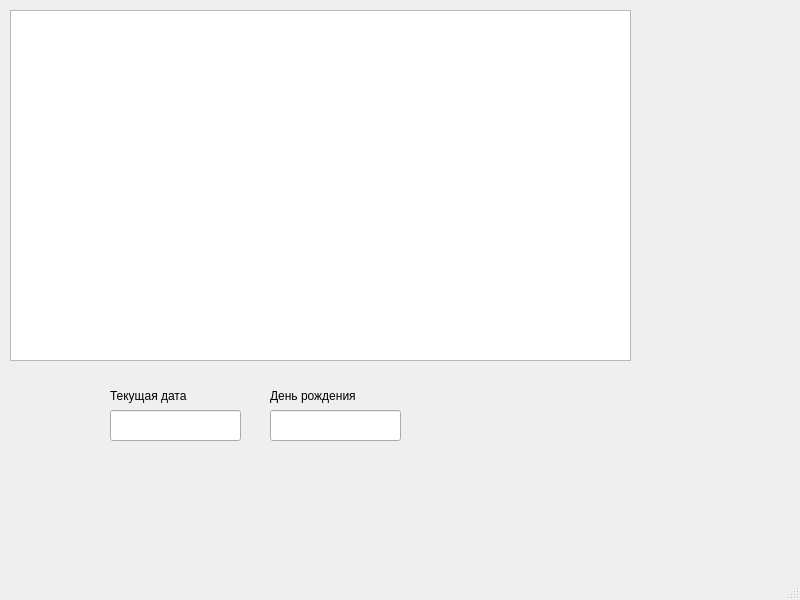
EGIRD/Task_1_LR_2, file mainwindow.ui: the form before one commit.
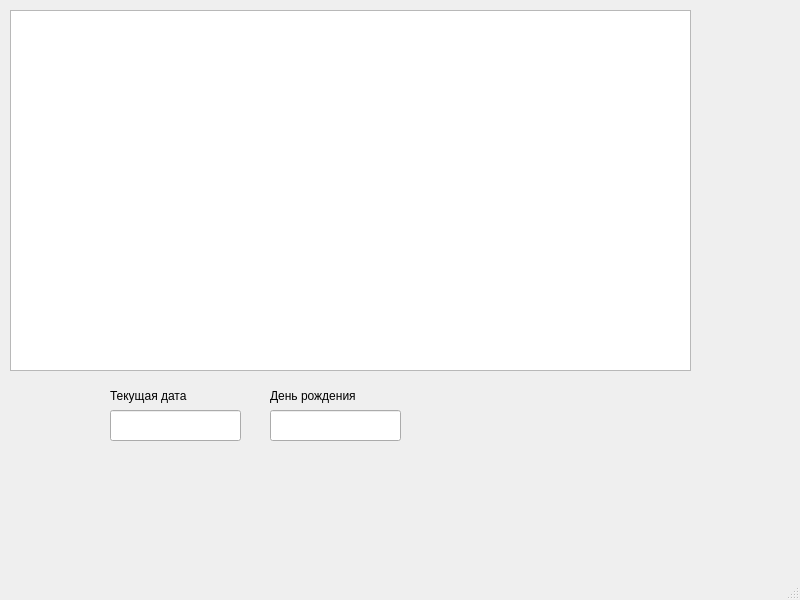
The form after the commit.

The edit to the form file:
```diff
--- a/mainwindow.ui
+++ b/mainwindow.ui
@@ -19,8 +19,8 @@
      <rect>
       <x>10</x>
       <y>10</y>
-      <width>621</width>
-      <height>351</height>
+      <width>681</width>
+      <height>361</height>
      </rect>
     </property>
    </widget>
```
